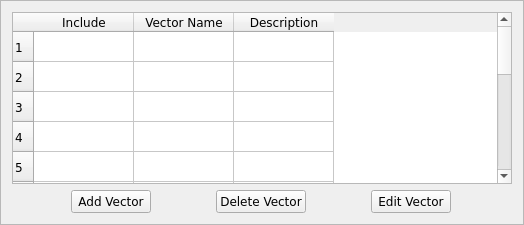
Old version of the form ui/vector_config.ui in the repository CS4311-spring-2020/pick-tool-team14-keikaku.
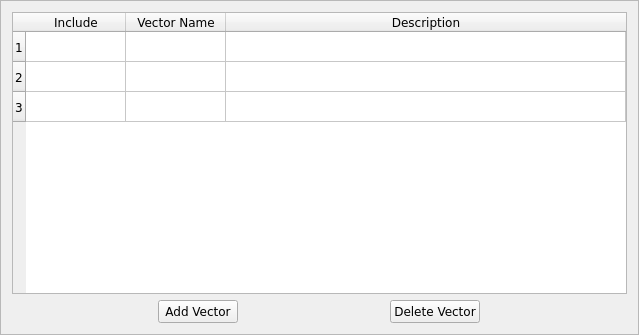
New version of the form.

Commit message: Improved robustness of directory pathing. Improved robustness of host name resolution. Created definitions file. Made adjustments to UI files. Remove icon config from main window.

Diff of the .ui file:
```diff
--- a/ui/vector_config.ui
+++ b/ui/vector_config.ui
@@ -6,8 +6,8 @@
    <rect>
     <x>0</x>
     <y>0</y>
-    <width>524</width>
-    <height>225</height>
+    <width>639</width>
+    <height>335</height>
    </rect>
   </property>
   <property name="minimumSize">
@@ -50,6 +50,9 @@
      <property name="columnCount">
       <number>3</number>
      </property>
+     <attribute name="horizontalHeaderStretchLastSection">
+      <bool>true</bool>
+     </attribute>
      <attribute name="verticalHeaderVisible">
       <bool>true</bool>
      </attribute>
@@ -65,9 +68,6 @@
      <attribute name="verticalHeaderShowSortIndicator" stdset="0">
       <bool>false</bool>
      </attribute>
-     <attribute name="verticalHeaderStretchLastSection">
-      <bool>true</bool>
-     </attribute>
      <row>
       <property name="text">
        <string>1</string>
@@ -100,126 +100,6 @@
        </font>
       </property>
      </row>
-     <row>
-      <property name="text">
-       <string>4</string>
-      </property>
-      <property name="font">
-       <font>
-        <family>Verdana</family>
-       </font>
-      </property>
-     </row>
-     <row>
-      <property name="text">
-       <string>5</string>
-      </property>
-      <property name="font">
-       <font>
-        <family>Verdana</family>
-       </font>
-      </property>
-     </row>
-     <row>
-      <property name="text">
-       <string>6</string>
-      </property>
-      <property name="font">
-       <font>
-        <family>Verdana</family>
-       </font>
-      </property>
-     </row>
-     <row>
-      <property name="text">
-       <string>7</string>
-      </property>
-      <property name="font">
-       <font>
-        <family>Verdana</family>
-       </font>
-      </property>
-     </row>
-     <row>
-      <property name="text">
-       <string>8</string>
-      </property>
-      <property name="font">
-       <font>
-        <family>Verdana</family>
-       </font>
-      </property>
-     </row>
-     <row>
-      <property name="text">
-       <string>9</string>
-      </property>
-      <property name="font">
-       <font>
-        <family>Verdana</family>
-       </font>
-      </property>
-     </row>
-     <row>
-      <property name="text">
-       <string>10</string>
-      </property>
-      <property name="font">
-       <font>
-        <family>Verdana</family>
-       </font>
-      </property>
-     </row>
-     <row>
-      <property name="text">
-       <string>11</string>
-      </property>
-      <property name="font">
-       <font>
-        <family>Verdana</family>
-       </font>
-      </property>
-     </row>
-     <row>
-      <property name="text">
-       <string>12</string>
-      </property>
-      <property name="font">
-       <font>
-        <family>Verdana</family>
-       </font>
-      </property>
-     </row>
-     <row>
-      <property name="text">
-       <string>13</string>
-      </property>
-      <property name="font">
-       <font>
-        <family>Verdana</family>
-       </font>
-      </property>
-     </row>
-     <row>
-      <property name="text">
-       <string>14</string>
-      </property>
-      <property name="font">
-       <font>
-        <family>Verdana</family>
-       </font>
-      </property>
-     </row>
-     <row>
-      <property name="text">
-       <string>15</string>
-      </property>
-      <property name="font">
-       <font>
-        <family>Verdana</family>
-       </font>
-      </property>
-     </row>
      <column>
       <property name="text">
        <string>Include</string>
@@ -266,9 +146,6 @@
       <property name="textAlignment">
        <set>AlignCenter</set>
       </property>
-      <property name="checkState">
-       <enum>Unchecked</enum>
-      </property>
      </item>
      <item row="0" column="2">
       <property name="text">
@@ -285,113 +162,11 @@
       <property name="text">
        <string/>
       </property>
-      <property name="checkState">
-       <enum>Unchecked</enum>
-      </property>
      </item>
      <item row="2" column="0">
       <property name="text">
        <string/>
       </property>
-      <property name="checkState">
-       <enum>Unchecked</enum>
-      </property>
-     </item>
-     <item row="3" column="0">
-      <property name="text">
-       <string/>
-      </property>
-      <property name="checkState">
-       <enum>Unchecked</enum>
-      </property>
-     </item>
-     <item row="4" column="0">
-      <property name="text">
-       <string/>
-      </property>
-      <property name="checkState">
-       <enum>Unchecked</enum>
-      </property>
-     </item>
-     <item row="5" column="0">
-      <property name="text">
-       <string/>
-      </property>
-      <property name="checkState">
-       <enum>Unchecked</enum>
-      </property>
-     </item>
-     <item row="6" column="0">
-      <property name="text">
-       <string/>
-      </property>
-      <property name="checkState">
-       <enum>Unchecked</enum>
-      </property>
-     </item>
-     <item row="7" column="0">
-      <property name="text">
-       <string/>
-      </property>
-      <property name="checkState">
-       <enum>Unchecked</enum>
-      </property>
-     </item>
-     <item row="8" column="0">
-      <property name="text">
-       <string/>
-      </property>
-      <property name="checkState">
-       <enum>Unchecked</enum>
-      </property>
-     </item>
-     <item row="9" column="0">
-      <property name="text">
-       <string/>
-      </property>
-      <property name="checkState">
-       <enum>Unchecked</enum>
-      </property>
-     </item>
-     <item row="10" column="0">
-      <property name="text">
-       <string/>
-      </property>
-      <property name="checkState">
-       <enum>Unchecked</enum>
-      </property>
-     </item>
-     <item row="11" column="0">
-      <property name="text">
-       <string/>
-      </property>
-      <property name="checkState">
-       <enum>Unchecked</enum>
-      </property>
-     </item>
-     <item row="12" column="0">
-      <property name="text">
-       <string/>
-      </property>
-      <property name="checkState">
-       <enum>Unchecked</enum>
-      </property>
-     </item>
-     <item row="13" column="0">
-      <property name="text">
-       <string/>
-      </property>
-      <property name="checkState">
-       <enum>Unchecked</enum>
-      </property>
-     </item>
-     <item row="14" column="0">
-      <property name="text">
-       <string/>
-      </property>
-      <property name="checkState">
-       <enum>Unchecked</enum>
-      </property>
      </item>
     </widget>
    </item>
@@ -433,24 +208,6 @@
        </property>
       </widget>
      </item>
-     <item>
-      <widget class="QPushButton" name="editVectorButton">
-       <property name="sizePolicy">
-        <sizepolicy hsizetype="Fixed" vsizetype="Fixed">
-         <horstretch>0</horstretch>
-         <verstretch>0</verstretch>
-        </sizepolicy>
-       </property>
-       <property name="font">
-        <font>
-         <family>Verdana</family>
-        </font>
-       </property>
-       <property name="text">
-        <string>Edit Vector</string>
-       </property>
-      </widget>
-     </item>
     </layout>
    </item>
   </layout>
```
Left out of the diff: 2 changed lines with no effect on the pictures. The commit also changes 19 other files.
